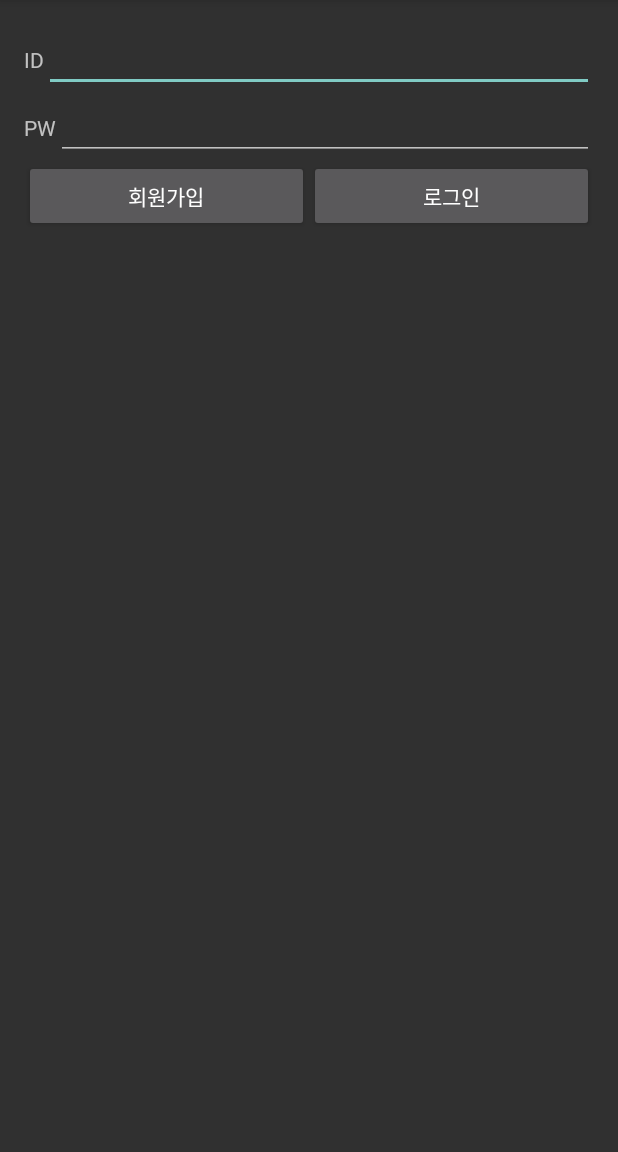
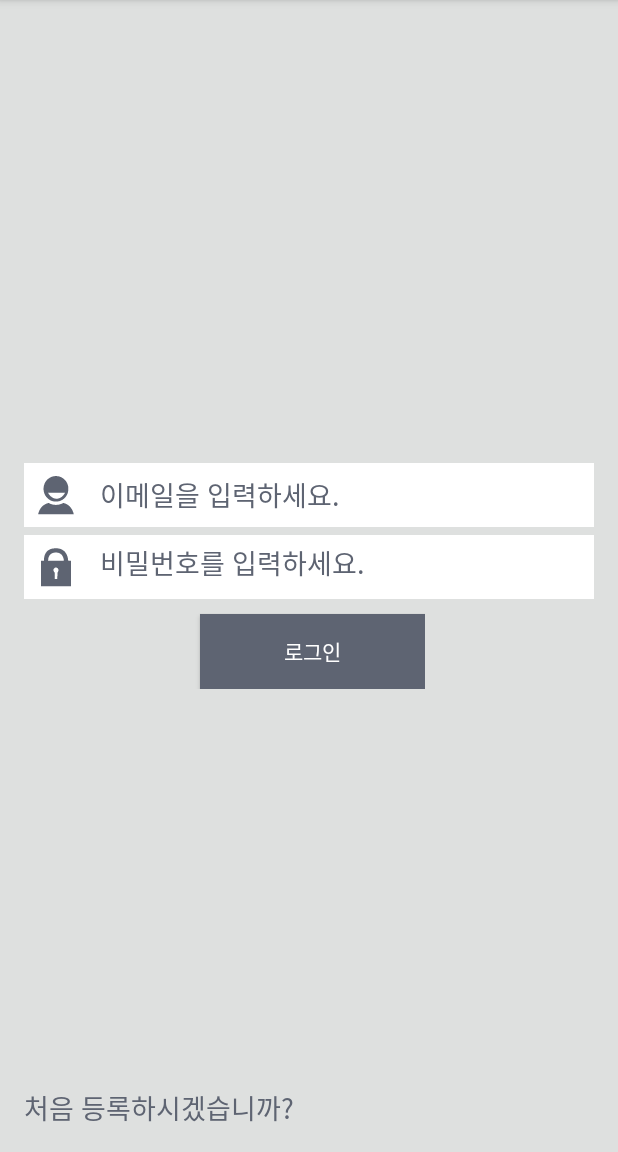
Before and after one commit to jinny3770/coins, an Android app: the LoginActivity screen opened directly, with no data from a screen before it, on a phone screen of 412 x 824 dp, the part 84-1236 px from its top. Run offline under Robolectric (Android 15) with nearby library versions, the phone set to English and light mode, and no system bars.

Commit message:
modify login ui

```diff
--- a/Coins2/app/src/main/java/com/example/sora/coins/Main/MainActivity.java
+++ b/Coins2/app/src/main/java/com/example/sora/coins/Main/MainActivity.java
@@ -523,8 +523,8 @@ public class MainActivity extends AppCompatActivity implements TMapGpsManager.on
                     intent = new Intent(getApplicationContext(), ChatActivity.class);
 
                     new AlertDialog.Builder(MainActivity.this)
-                            .setTitle("WAY")
-                            .setMessage("내 위치를 채팅방에 공유?")
+                            .setTitle("공유하기")
+                            .setMessage("내 위치를 공유하시겠습니까?")
                             .setCancelable(false)
                             .setPositiveButton("예", new DialogInterface.OnClickListener() {
                                 @Override
@@ -574,7 +574,7 @@ public class MainActivity extends AppCompatActivity implements TMapGpsManager.on
                                     overridePendingTransition(R.anim.fade, R.anim.hold);
                                 }
                             })
-                            .setNegativeButton("놉", new DialogInterface.OnClickListener() {
+                            .setNegativeButton("아니오", new DialogInterface.OnClickListener() {
                                 @Override
                                 public void onClick(DialogInterface dialog, int which) {
                                 }
--- a/Coins2/app/src/main/java/com/example/sora/coins/Sidebar/LoginActivity.java
+++ b/Coins2/app/src/main/java/com/example/sora/coins/Sidebar/LoginActivity.java
@@ -8,6 +8,7 @@ import android.util.Log;
 import android.view.View;
 import android.widget.Button;
 import android.widget.EditText;
+import android.widget.TextView;
 import android.widget.Toast;
 
 import com.example.sora.coins.etc.MyInfo;
@@ -39,6 +40,8 @@ public class LoginActivity extends AppCompatActivity implements View.OnClickList
     Button signup, login;
     MyInfo myInfo;
 
+    TextView textView;
+
     LoginTask loginTask;
 
     @Override
@@ -52,17 +55,20 @@ public class LoginActivity extends AppCompatActivity implements View.OnClickList
         id = (EditText) findViewById(R.id.IDEdit);
         pw = (EditText) findViewById(R.id.PWEdit);
 
+        textView = (TextView) findViewById(R.id.textView);
+        textView.setOnClickListener(this);
+
         signup = (Button) findViewById(R.id.signup);
         login = (Button) findViewById(R.id.login);
 
-        signup.setOnClickListener(this);
+        //signup.setOnClickListener(this);
         login.setOnClickListener(this);
     }
 
     @Override
     public void onClick(View v) {
         switch (v.getId()) {
-            case R.id.signup:
+            case R.id.textView:
                 Intent intent = new Intent(getApplicationContext(), SignUpActivity.class);
                 startActivity(intent);
                 break;
--- a/Coins2/app/src/main/res/layout/activity_login.xml
+++ b/Coins2/app/src/main/res/layout/activity_login.xml
@@ -1,69 +1,115 @@
 <?xml version="1.0" encoding="utf-8"?>
-<LinearLayout xmlns:android="http://schemas.android.com/apk/res/android"
+<RelativeLayout xmlns:android="http://schemas.android.com/apk/res/android"
+    android:layout_width="match_parent"
+    android:layout_height="match_parent"
     android:paddingBottom="@dimen/activity_vertical_margin"
     android:paddingLeft="@dimen/activity_horizontal_margin"
     android:paddingRight="@dimen/activity_horizontal_margin"
     android:paddingTop="@dimen/activity_vertical_margin"
-    android:orientation="vertical" android:layout_width="match_parent"
-    android:layout_height="match_parent">
+    android:background="#dee0df">
 
     <LinearLayout
         android:layout_width="match_parent"
         android:layout_height="wrap_content"
+        android:orientation="vertical"
+        android:layout_centerVertical="true">
+
+        <LinearLayout
+            android:layout_width="match_parent"
+            android:layout_height="wrap_content"
+            android:layout_marginBottom="5dp"
+            android:background="#ffffff"
             android:orientation="horizontal">
 
-        <TextView
+            <ImageView
                 android:layout_width="wrap_content"
                 android:layout_height="wrap_content"
-            android:text="ID" />
+                android:layout_centerHorizontal="true"
+                android:layout_centerInParent="true"
+                android:layout_centerVertical="true"
+                android:src="@drawable/ic_side_login_id" />
 
             <EditText
-            android:layout_width="match_parent"
-            android:layout_height="wrap_content"
+                android:id="@+id/IDEdit"
+                android:layout_width="wrap_content"
+                android:layout_height="match_parent"
+                android:layout_marginLeft="8dp"
                 android:layout_weight="1"
-            android:id="@+id/IDEdit"/>
+                android:background="#ffffff"
+                android:hint="이메일을 입력하세요."
+                android:textColor="#5e6472"
+                android:textColorHint="#5e6472" />
 
         </LinearLayout>
 
         <LinearLayout
             android:layout_width="match_parent"
             android:layout_height="wrap_content"
+            android:background="#ffffff"
             android:orientation="horizontal">
+
+            <ImageView
+                android:layout_width="wrap_content"
+                android:layout_height="wrap_content"
+                android:layout_centerHorizontal="true"
+                android:layout_centerInParent="true"
+                android:layout_centerVertical="true"
+                android:src="@drawable/ic_side_login_pw" />
+
+            <EditText
+                android:id="@+id/PWEdit"
+                android:layout_width="wrap_content"
+                android:layout_height="match_parent"
+                android:layout_marginLeft="4dp"
+                android:layout_weight="1"
+                android:hint="비밀번호를 입력하세요."
+                android:textColor="#5e6472"
+                android:textColorHint="#5e6472" />
+
+        </LinearLayout>
+
+        <RelativeLayout
+            android:layout_width="match_parent"
+            android:layout_height="wrap_content">
+
+            <LinearLayout
+                android:layout_width="wrap_content"
+                android:layout_height="wrap_content"
+                android:orientation="horizontal"
+                android:layout_centerHorizontal="true"
+                >
+
+                <!--<Button
+                    android:id="@+id/signup"
+                    android:layout_width="wrap_content"
+                    android:layout_height="wrap_content"
+                    android:layout_marginRight="5dp"
+                    android:layout_marginTop="10dp"
+                    android:text="회원가입" />-->
+
+                <Button
+                    android:id="@+id/login"
+                    android:layout_width="150dp"
+                    android:layout_height="50dp"
+                    android:layout_marginLeft="5dp"
+                    android:layout_marginTop="10dp"
+                    android:background="#5e6472"
+                    android:text="로그인" />
+
+            </LinearLayout>
+
+        </RelativeLayout>
+
+    </LinearLayout>
 
     <TextView
         android:layout_width="wrap_content"
         android:layout_height="wrap_content"
-            android:text="PW" />
+        android:text="처음 등록하시겠습니까?"
+        android:textSize="18dp"
+        android:textColor="#5e6472"
+        android:id="@+id/textView"
+        android:layout_alignParentBottom="true"
+        android:layout_alignParentStart="true" />
 
-        <EditText
-            android:layout_width="wrap_content"
-            android:layout_height="wrap_content"
-            android:inputType="textPassword"
-            android:layout_weight="1"
-            android:id="@+id/PWEdit"/>
-
-    </LinearLayout>
-
-    <LinearLayout
-        android:layout_width="match_parent"
-        android:layout_height="wrap_content"
-        android:orientation="horizontal">
-
-        <Button
-            android:layout_width="wrap_content"
-            android:layout_height="wrap_content"
-            android:text="회원가입"
-            android:layout_weight="1"
-            android:id="@+id/signup" />
-
-        <Button
-            android:layout_width="wrap_content"
-            android:layout_height="wrap_content"
-            android:text="로그인"
-            android:layout_weight="1"
-            android:id="@+id/login"/>
-
-    </LinearLayout>
-
-
-</LinearLayout>
+</RelativeLayout>
```
Also changed, not shown: Coins2/app/src/main/res/drawable-hdpi/ic_side_login_id.png (added), Coins2/app/src/main/res/drawable-hdpi/ic_side_login_pw.png (added). Lines whose indentation alone changed are shown as unchanged.
